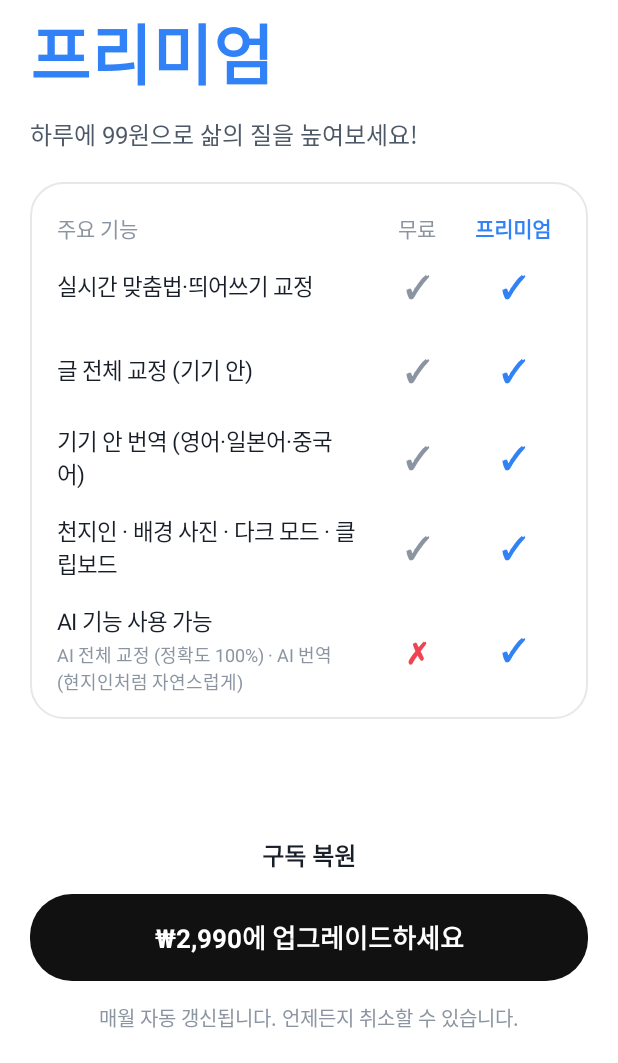
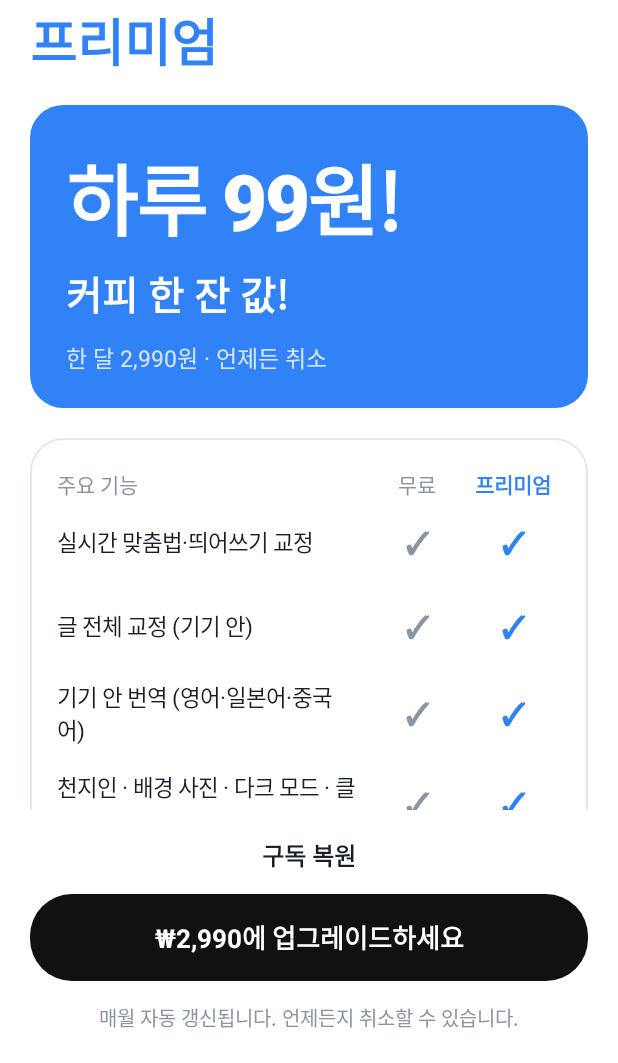
Before and after one commit to kimgeonwoo-718/-, an Android app: the PaywallActivity screen opened directly, with no data from a screen before it, on a phone screen of 412 x 824 dp, the part 173-1236 px from its top. Run offline under Robolectric (Android 15) with nearby library versions, the phone set to English and light mode, and no system bars; libraries missing offline, so code that uses them is left out: com.android.billingclient; 2 statements that could not run were skipped.

Commit message:
결제 화면에 "하루 99원!" 을 크게 박고, AI 교정과 번역을 따로 적는다
값을 파는 자리가 한 줄짜리 회색 문구였다("하루에 99원으로 삶의 질을 높여보세요!").
파란 칸으로 바꿨다 — 흰 글씨 52sp 굵은 산세리프로 "하루 99원!", 그 밑에 "커피 한 잔
값!", 그 밑에 작게 "한 달 2,990원 · 언제든 취소". 이 화면에서 제일 먼저 눈에 들어와야
하는 것이라 제목 "프리미엄" 은 44 → 34sp 로 자리를 내줬다. 둘 다 크면 어느 것도 안 크다.

비교표의 AI 줄은 "AI 기능 사용 가능" 하나로 묶어 뒀었는데, 교정과 번역을 따로 놓았다.
각 줄 밑에 무엇인지 한 줄씩 — "글 전체를 AI 가 다듬어요 · 정확도 100%",
"현지인처럼 자연스러운 번역". 한도 숫자는 여전히 어디에도 없다.

Co-Authored-By: Claude Fable 5.1 <noreply@anthropic.com>
Claude-Session: https://claude.ai/code/session_011ebNbcMnU1MFMvxvCnWZeD

```diff
--- a/keyboard/src/main/java/com/spellkeyboard/ko/PaywallActivity.kt
+++ b/keyboard/src/main/java/com/spellkeyboard/ko/PaywallActivity.kt
@@ -107,13 +107,14 @@ class PaywallActivity : AppCompatActivity() {
         }
     }
 
-    /** 위 네 줄은 둘 다 된다. 마지막 줄이 프리미엄이다. */
+    /** 위 네 줄은 둘 다 된다. 아래 두 줄(AI 교정·AI 번역)이 프리미엄이다 — 따로 설명한다. */
     private fun rows(): List<Row> = listOf(
         Row(getString(R.string.paywall_row_realtime), CHECK, CHECK),
         Row(getString(R.string.paywall_row_correct_all), CHECK, CHECK),
         Row(getString(R.string.paywall_row_device_translate), CHECK, CHECK),
         Row(getString(R.string.paywall_row_keyboard), CHECK, CHECK),
-        Row(getString(R.string.paywall_row_ai), CROSS, CHECK, getString(R.string.paywall_row_ai_sub))
+        Row(getString(R.string.paywall_row_ai), CROSS, CHECK, getString(R.string.paywall_row_ai_sub)),
+        Row(getString(R.string.paywall_row_ai_translate), CROSS, CHECK, getString(R.string.paywall_row_ai_translate_sub))
     )
 
     private fun dp(value: Int): Int = (value * resources.displayMetrics.density).toInt()
--- /dev/null
+++ b/keyboard/src/main/res/drawable/bg_hero.xml
@@ -0,0 +1,6 @@
+<?xml version="1.0" encoding="utf-8"?>
+<!-- 결제 화면의 값 칸. 파란 바탕에 흰 글씨 — 화면에서 제일 먼저 눈에 들어와야 한다. -->
+<shape xmlns:android="http://schemas.android.com/apk/res/android" android:shape="rectangle">
+    <solid android:color="@color/toss_blue" />
+    <corners android:radius="22dp" />
+</shape>
--- a/keyboard/src/main/res/layout/activity_paywall.xml
+++ b/keyboard/src/main/res/layout/activity_paywall.xml
@@ -1,7 +1,7 @@
 <?xml version="1.0" encoding="utf-8"?>
 <!--
-  결제 화면. 동그란 뒤로 가기, 큰 제목 "프리미엄", 무료와 프리미엄을 나란히 놓은
-  비교표(✓ / ✗ / 숫자), "구독 복원", 검은 알약 버튼, 갱신 안내 한 줄.
+  결제 화면. 동그란 뒤로 가기, 제목 "프리미엄", 파란 값 칸("하루 99원!"), 무료와
+  프리미엄을 나란히 놓은 비교표(✓ / ✗), "구독 복원", 검은 알약 버튼, 갱신 안내 한 줄.
 
   예전에는 제목 밑에 무료|프리미엄 알약이 있어서 눌러 볼 수 있었는데, 눌러도 아래
   버튼 글자만 바뀌었다. 고를 것이 없는 화면에 고르는 척하는 부품은 없느니만 못해서
@@ -60,16 +60,51 @@
                 android:includeFontPadding="false"
                 android:text="@string/paywall_title_plan"
                 android:textColor="@color/toss_blue"
-                android:textSize="44sp"
+                android:textSize="34sp"
                 android:textStyle="bold" />
 
-            <TextView
+            <!--
+              값 칸. "하루 99원!" 을 이 화면에서 제일 큰 글씨로 박는다. 글꼴은 굵은 산세리프
+              (sans-serif-black) — 숫자가 또렷하다. 한글은 기기 글꼴의 제일 굵은 굵기로 떨어진다.
+            -->
+            <LinearLayout
                 android:layout_width="match_parent"
                 android:layout_height="wrap_content"
-                android:layout_marginTop="10dp"
-                android:text="@string/paywall_headline"
-                android:textColor="@color/toss_text2"
-                android:textSize="16sp" />
+                android:layout_marginTop="18dp"
+                android:background="@drawable/bg_hero"
+                android:orientation="vertical"
+                android:paddingHorizontal="24dp"
+                android:paddingTop="24dp"
+                android:paddingBottom="22dp">
+
+                <TextView
+                    android:layout_width="match_parent"
+                    android:layout_height="wrap_content"
+                    android:fontFamily="sans-serif-black"
+                    android:includeFontPadding="false"
+                    android:letterSpacing="-0.03"
+                    android:text="@string/paywall_price_day"
+                    android:textColor="#FFFFFF"
+                    android:textSize="52sp" />
+
+                <TextView
+                    android:layout_width="match_parent"
+                    android:layout_height="wrap_content"
+                    android:layout_marginTop="6dp"
+                    android:fontFamily="sans-serif-black"
+                    android:includeFontPadding="false"
+                    android:text="@string/paywall_price_coffee"
+                    android:textColor="#FFFFFF"
+                    android:textSize="26sp" />
+
+                <TextView
+                    android:layout_width="match_parent"
+                    android:layout_height="wrap_content"
+                    android:layout_marginTop="12dp"
+                    android:text="@string/paywall_price_month"
+                    android:textColor="#D6E6FF"
+                    android:textSize="15sp" />
+            </LinearLayout>
 
             <!-- 기능 비교표 -->
             <LinearLayout
--- a/keyboard/src/main/res/values/strings.xml
+++ b/keyboard/src/main/res/values/strings.xml
@@ -70,7 +70,10 @@
     <string name="paywall_back">←</string>
     <string name="paywall_title_app">맞춤법 키보드</string>
     <string name="paywall_title_plan">프리미엄</string>
-    <string name="paywall_headline">하루에 99원으로 삶의 질을 높여보세요!</string>
+    <!-- 값을 파는 자리. "하루 99원" 을 크게, 그 밑에 한 달 값이 커피 한 잔이라는 것. -->
+    <string name="paywall_price_day">하루 99원!</string>
+    <string name="paywall_price_coffee">커피 한 잔 값!</string>
+    <string name="paywall_price_month">한 달 2,990원 · 언제든 취소</string>
     <string name="paywall_col_features">주요 기능</string>
     <string name="paywall_col_free">무료</string>
     <string name="paywall_col_premium">프리미엄</string>
@@ -83,8 +86,10 @@
     <string name="paywall_row_correct_all">글 전체 교정 (기기 안)</string>
     <string name="paywall_row_device_translate">기기 안 번역 (영어·일본어·중국어)</string>
     <string name="paywall_row_keyboard">천지인 · 배경 사진 · 다크 모드 · 클립보드</string>
-    <string name="paywall_row_ai">AI 기능 사용 가능</string>
-    <string name="paywall_row_ai_sub">AI 전체 교정 (정확도 100%) · AI 번역 (현지인처럼 자연스럽게)</string>
+    <string name="paywall_row_ai">AI 전체 교정</string>
+    <string name="paywall_row_ai_sub">글 전체를 AI 가 다듬어요 · 정확도 100%</string>
+    <string name="paywall_row_ai_translate">AI 번역</string>
+    <string name="paywall_row_ai_translate_sub">현지인처럼 자연스러운 번역</string>
     <string name="paywall_restore">구독 복원</string>
     <string name="paywall_cta_upgrade">₩2,990에 업그레이드하세요</string>
     <string name="paywall_footer">매월 자동 갱신됩니다. 언제든지 취소할 수 있습니다.</string>
```
